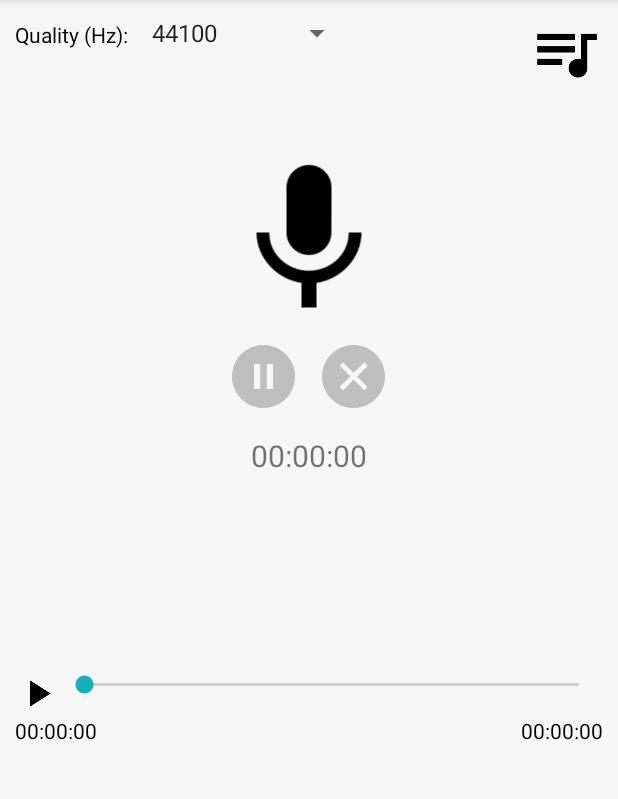
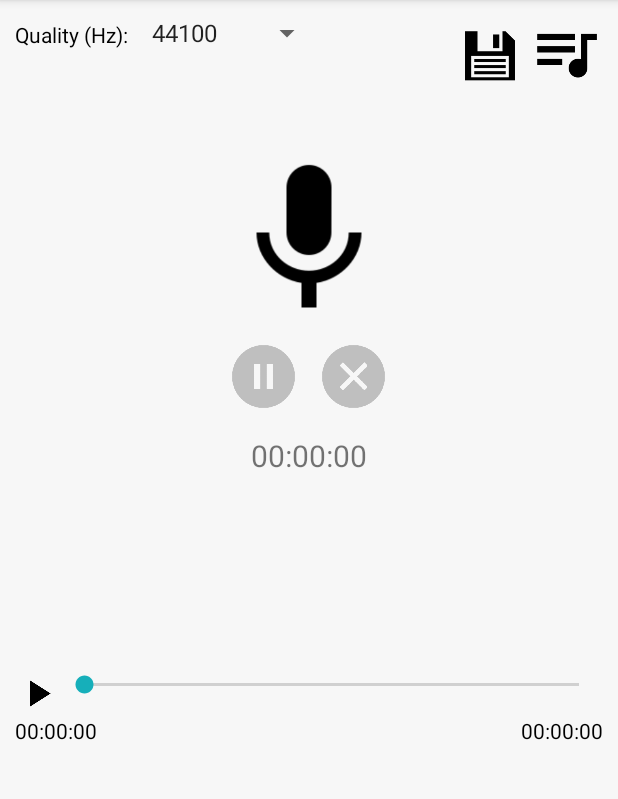
Before and after one commit to mopat/VoiceRecorderHD, an Android app: the screen it shows after launch (MainActivity), on a phone screen of 412 x 824 dp, the part 84-883 px from its top. Run offline under Robolectric (Android 15) with nearby library versions, the phone set to English and light mode, and no system bars; our stand-ins replace AdMob.

Commit message:
2.0 Icon save

```diff
--- a/app/src/main/res/layout/activity_main.xml
+++ b/app/src/main/res/layout/activity_main.xml
@@ -28,7 +28,7 @@
 
         <Spinner
             android:id="@+id/samplerate_spinner"
-            android:layout_width="150dp"
+            android:layout_width="130dp"
             android:layout_height="wrap_content"
             android:layout_alignParentTop="true"
             android:layout_toRightOf="@id/quality_label"
@@ -36,6 +36,16 @@
             android:gravity="left"
             android:prompt="@string/samplerate_prompt"
             android:theme="@style/Widget.AppCompat.Light.DropDownItem.Spinner" />
+
+        <ImageButton
+            android:id="@+id/set_samplerate_button"
+            android:layout_marginTop="8dp"
+            android:layout_marginRight="5dp"
+            android:layout_width="40dp"
+            android:layout_height="40dp"
+            android:layout_alignParentTop="true"
+            android:layout_toLeftOf="@id/my_recordings_button"
+            android:background="@drawable/ic_menu_save_48dp" />
 
         <ImageButton
             android:id="@+id/my_recordings_button"
```
Also changed, not shown: app/src/main/java/com/mopat/patrick/voicerecorderhd/MainActivity.java (+108 -48 lines), app/src/main/res/drawable/ic_menu_save_48dp.png (added).
